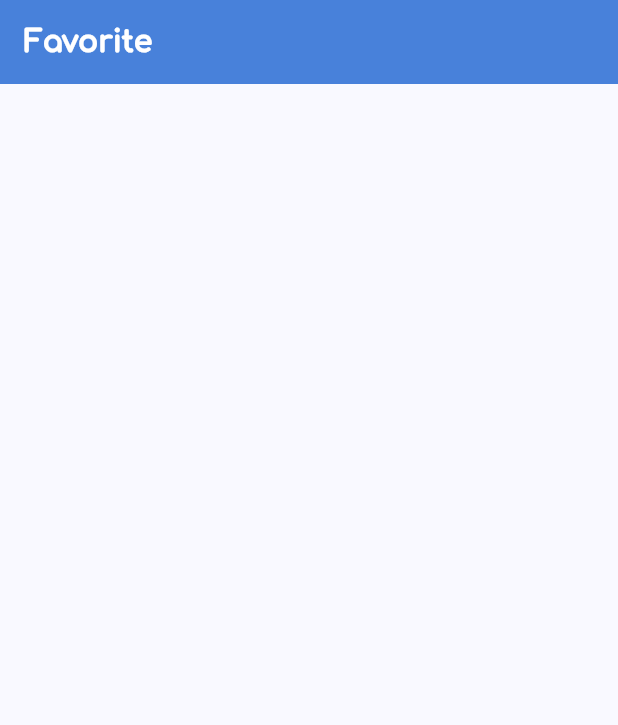
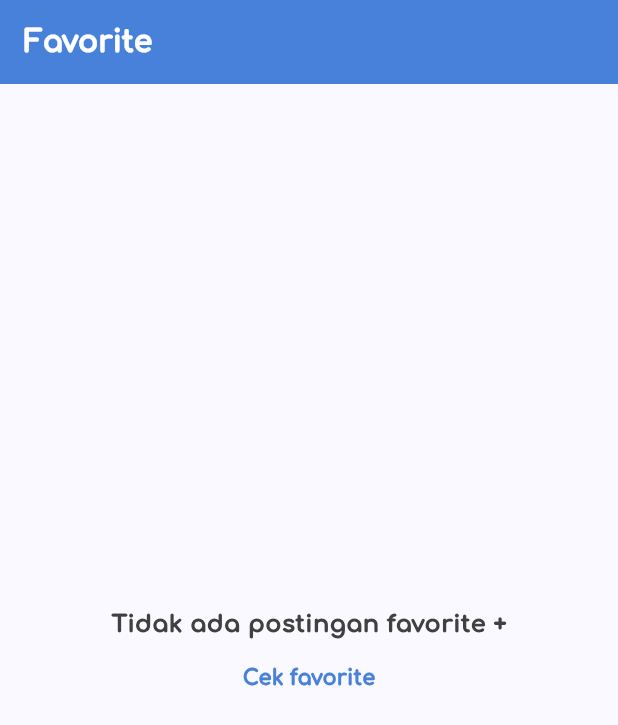
Before and after one commit to erpanpamuji11/my-social-app, a Flutter app: the LikedView screen opened by its route, on a phone screen of 412 x 824 dp. Shown: the top 725 px of the screen. Run offline on Flutter 3.47's test engine with Material 3 defaults, Android fonts, the phone set to English and light mode, and no system bars; our stand-ins replace cached_network_image, connectivity_plus, fluttertoast, gap, get, get_storage and 3 more; missing offline and left inert: lazy_load_indexed_stack; accounts and stored records are empty.

Commit message:
add new feature

```diff
--- a/lib/app/modules/liked/controllers/liked_controller.dart
+++ b/lib/app/modules/liked/controllers/liked_controller.dart
@@ -16,7 +16,6 @@ class LikedController extends GetxController {
       PostService().deletePost(index);
       update();
       getPostList();
-      ToastUtil.showNeutralMessage("success delete");
     } catch (e) {
       ToastUtil.showNeutralMessage("failed delete");
     }
@@ -35,10 +34,6 @@ class LikedController extends GetxController {
     getPostList();
   }
 
-  @override
-  void onClose() {
-    super.onClose();
-  }
 
   void increment() => count.value++;
 }
--- a/lib/app/modules/liked/views/liked_view.dart
+++ b/lib/app/modules/liked/views/liked_view.dart
@@ -9,7 +9,7 @@ import 'package:mysocial_app/app/modules/liked/widgets/custom_post_item.dart';
 import '../controllers/liked_controller.dart';
 
 class LikedView extends GetView<LikedController> {
-  const LikedView({Key? key}) : super(key: key);
+  const LikedView({super.key});
   @override
   Widget build(BuildContext context) {
     return GetBuilder(
@@ -30,8 +30,33 @@ class LikedView extends GetView<LikedController> {
                 controller.getPostList();
               },
               child: Padding(
-                padding: const EdgeInsets.all(20.0),
-                child: ListView.separated(
+                padding: const EdgeInsets.symmetric(horizontal: 20),
+                child: controller.postList.isEmpty
+                    ? Padding(
+                        padding: EdgeInsets.all(Get.width * 0.1),
+                        child: Center(
+                            child: Column(
+                          mainAxisSize: MainAxisSize.min,
+                          children: [
+                            Text(
+                              "Tidak ada postingan favorite +",
+                              style: b1Bold(),
+                            ),
+                            TextButton(
+                              onPressed: () {
+                                controller.getPostList();
+                              },
+                              child: Text(
+                                "Cek favorite",
+                                style:
+                                    b2Bold(colorText: CustomColor.primary700),
+                              ),
+                            )
+                          ],
+                        )),
+                      )
+                    : ListView.separated(
+                      padding: const EdgeInsets.symmetric(vertical: 20),
                         shrinkWrap: true,
                         itemCount: controller.postList.length,
                         separatorBuilder: (context, index) => const Gap(20),
--- a/lib/app/modules/posting/controllers/posting_controller.dart
+++ b/lib/app/modules/posting/controllers/posting_controller.dart
@@ -125,7 +125,6 @@ class PostingController extends GetxController {
         item.owner?.picture ?? "",
       );
       await PostService().addPost(data);
-      ToastUtil.showNeutralMessage("Post Success");
       postList[index].liked = !postList[index].liked!;
       postList[index].likes = (item.likes! + 1);
       update();
@@ -173,6 +172,7 @@ class PostingController extends GetxController {
   @override
   void onClose() {
     super.onClose();
+    scrollController.dispose();
   }
 
   void increment() => count.value++;
--- a/lib/app/modules/posting/views/posting_view.dart
+++ b/lib/app/modules/posting/views/posting_view.dart
@@ -11,7 +11,7 @@ import 'package:mysocial_app/app/core/style/style_text.dart';
 import '../controllers/posting_controller.dart';
 
 class PostingView extends GetView<PostingController> {
-  const PostingView({Key? key}) : super(key: key);
+  const PostingView({super.key});
   @override
   Widget build(BuildContext context) {
     return GetBuilder(
--- a/lib/app/modules/user/controllers/user_detail_controller.dart
+++ b/lib/app/modules/user/controllers/user_detail_controller.dart
@@ -89,7 +89,6 @@ class UserDetailController extends GetxController {
         item.owner?.picture ?? "",
       );
       await PostService().addPost(data);
-      ToastUtil.showNeutralMessage("Post Success");
       postList[index].liked = !postList[index].liked!;
       postList[index].likes = (item.likes! + 1);
       update();
@@ -114,5 +113,6 @@ class UserDetailController extends GetxController {
   @override
   void onClose() {
     super.onClose();
+    scrollController.dispose();
   }
 }
--- a/lib/app/modules/user/views/user_detail_view.dart
+++ b/lib/app/modules/user/views/user_detail_view.dart
@@ -1,6 +1,4 @@
-import 'package:flutter/cupertino.dart';
 import 'package:flutter/material.dart';
-import 'package:flutter/widgets.dart';
 import 'package:gap/gap.dart';
 
 import 'package:get/get.dart';
@@ -133,6 +131,11 @@ class UserDetailView extends GetView<UserDetailController> {
                             horizontal: 20,
                           ),
                           child: shimmerPost())
+                      : controller.postList.isEmpty
+                          ? Padding(
+                            padding: EdgeInsets.all(Get.width * 0.1),
+                            child: Center(child: Text("Tidak ada Postingan", style: b2Reguler(),)),
+                          )
                           : ListView.separated(
                               physics: const NeverScrollableScrollPhysics(),
                               shrinkWrap: true,
@@ -168,7 +171,8 @@ class UserDetailView extends GetView<UserDetailController> {
                                           builder: (context) =>
                                               CustomBottomSheetComment(
                                             postId:
-                                            controller.postList[index].id ?? "",
+                                                controller.postList[index].id ??
+                                                    "",
                                           ),
                                         );
                                       },
--- a/lib/main.dart
+++ b/lib/main.dart
@@ -1,11 +1,14 @@
+
 import 'package:flutter/material.dart';
 import 'package:get/get.dart';
 import 'package:hive_flutter/hive_flutter.dart';
+import 'package:mysocial_app/app/core/utils/dependency_injection.dart';
 import 'package:mysocial_app/app/modules/user/models/post_user_model/post_item.dart';
 import 'package:mysocial_app/app/routes/app_pages.dart';
 
 void main() async {
   await Hive.initFlutter();
+  DependencyInjection.init();
   Hive.registerAdapter(PostItemAdapter());
   runApp(const MyApp());
 }
@@ -13,7 +16,6 @@ void main() async {
 class MyApp extends StatelessWidget {
   const MyApp({super.key});
 
-  // This widget is the root of your application.
   @override
   Widget build(BuildContext context) {
     return GetMaterialApp(
--- a/pubspec.yaml
+++ b/pubspec.yaml
@@ -24,14 +24,14 @@ dependencies:
   shimmer: ^3.0.0
   gap: ^3.0.1
   hive: ^2.2.3
-  build_runner: ^2.4.9
+  connectivity_plus: ^5.0.2
+  cached_network_image: ^3.3.1
 
 dev_dependencies:
   flutter_test:
     sdk: flutter
 
   flutter_lints: ^3.0.0
-  build_runner: ^2.4.9
 
 flutter:
 
```
Also changed, not shown: lib/app/components/bottomsheet_comment.dart (+23 -7 lines), lib/app/components/custom_post_item.dart (+23 -4 lines), lib/app/components/shimmer_comment.dart (added, +48 -0 lines), lib/app/core/utils/dependency_injection.dart (+7 -7 lines), lib/app/modules/dashboard/controllers/network_controller.dart (added, +54 -0 lines), lib/app/modules/liked/widgets/custom_post_item.dart (+18 -3 lines), lib/app/modules/posting/controllers/comment_controller.dart (+0 -8 lines), assets/images/img_checklist.png (deleted), assets/images/store.png (deleted), pubspec.lock, 2 other files. Lines whose indentation alone changed are shown as unchanged.
